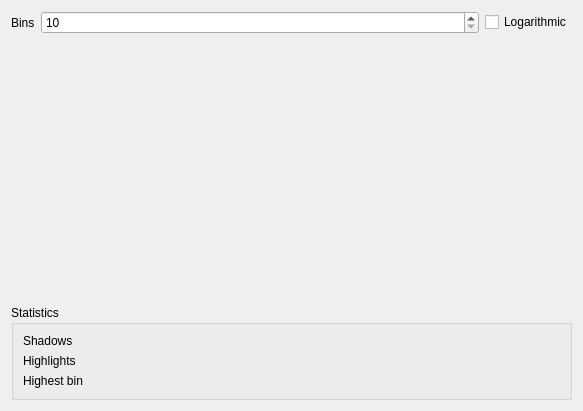
The window that src/widgets/histogramwidget.ui (GuLinux/PlanetaryImager) describes before a commit, drawn with Qt 5.
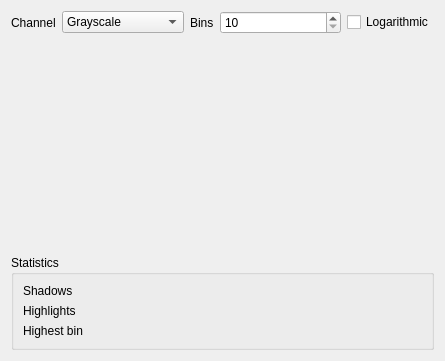
The same window after the commit.

Commit message: Multi channel histogram

Diff of the .ui file:
```diff
--- a/src/widgets/histogramwidget.ui
+++ b/src/widgets/histogramwidget.ui
@@ -6,67 +6,19 @@
    <rect>
     <x>0</x>
     <y>0</y>
-    <width>583</width>
-    <height>411</height>
+    <width>445</width>
+    <height>361</height>
    </rect>
   </property>
   <layout class="QGridLayout" name="gridLayout_2">
    <item row="0" column="0">
-    <widget class="QLabel" name="histogram_bins_label">
-     <property name="sizePolicy">
-      <sizepolicy hsizetype="Minimum" vsizetype="Preferred">
-       <horstretch>0</horstretch>
-       <verstretch>0</verstretch>
-      </sizepolicy>
-     </property>
+    <widget class="QLabel" name="label_4">
      <property name="text">
-      <string>Bins</string>
+      <string>Channel</string>
      </property>
     </widget>
    </item>
-   <item row="0" column="1">
-    <widget class="QSpinBox" name="histogram_bins">
-     <property name="sizePolicy">
-      <sizepolicy hsizetype="Minimum" vsizetype="Fixed">
-       <horstretch>1</horstretch>
-       <verstretch>0</verstretch>
-      </sizepolicy>
-     </property>
-     <property name="whatsThis">
-      <string>&lt;html&gt;&lt;head/&gt;&lt;body&gt;&lt;p&gt;Number of bins to use.&lt;/p&gt;&lt;/body&gt;&lt;/html&gt;</string>
-     </property>
-     <property name="minimum">
-      <number>10</number>
-     </property>
-     <property name="maximum">
-      <number>256</number>
-     </property>
-    </widget>
-   </item>
-   <item row="0" column="2">
-    <widget class="QCheckBox" name="histogram_logarithmic">
-     <property name="text">
-      <string>Logarithmic</string>
-     </property>
-    </widget>
-   </item>
-   <item row="1" column="0" colspan="3">
-    <widget class="QLabel" name="histogram_plot">
-     <property name="sizePolicy">
-      <sizepolicy hsizetype="Ignored" vsizetype="Ignored">
-       <horstretch>0</horstretch>
-       <verstretch>1</verstretch>
-      </sizepolicy>
-     </property>
-     <property name="text">
-      <string/>
-     </property>
-     <property name="scaledContents">
-      <bool>true</bool>
-     </property>
-    </widget>
-   </item>
-   <item row="2" column="0" colspan="3">
+   <item row="2" column="0" colspan="5">
     <widget class="QGroupBox" name="groupBox">
      <property name="title">
       <string>Statistics</string>
@@ -150,6 +102,91 @@
      </layout>
     </widget>
    </item>
+   <item row="1" column="0" colspan="5">
+    <widget class="QLabel" name="histogram_plot">
+     <property name="sizePolicy">
+      <sizepolicy hsizetype="Ignored" vsizetype="Ignored">
+       <horstretch>0</horstretch>
+       <verstretch>1</verstretch>
+      </sizepolicy>
+     </property>
+     <property name="text">
+      <string/>
+     </property>
+     <property name="scaledContents">
+      <bool>true</bool>
+     </property>
+    </widget>
+   </item>
+   <item row="0" column="2">
+    <widget class="QLabel" name="histogram_bins_label">
+     <property name="sizePolicy">
+      <sizepolicy hsizetype="Minimum" vsizetype="Preferred">
+       <horstretch>0</horstretch>
+       <verstretch>0</verstretch>
+      </sizepolicy>
+     </property>
+     <property name="text">
+      <string>Bins</string>
+     </property>
+    </widget>
+   </item>
+   <item row="0" column="3">
+    <widget class="QSpinBox" name="histogram_bins">
+     <property name="sizePolicy">
+      <sizepolicy hsizetype="Minimum" vsizetype="Fixed">
+       <horstretch>1</horstretch>
+       <verstretch>0</verstretch>
+      </sizepolicy>
+     </property>
+     <property name="whatsThis">
+      <string>&lt;html&gt;&lt;head/&gt;&lt;body&gt;&lt;p&gt;Number of bins to use.&lt;/p&gt;&lt;/body&gt;&lt;/html&gt;</string>
+     </property>
+     <property name="minimum">
+      <number>10</number>
+     </property>
+     <property name="maximum">
+      <number>256</number>
+     </property>
+    </widget>
+   </item>
+   <item row="0" column="4">
+    <widget class="QCheckBox" name="histogram_logarithmic">
+     <property name="text">
+      <string>Logarithmic</string>
+     </property>
+    </widget>
+   </item>
+   <item row="0" column="1">
+    <widget class="QComboBox" name="channel">
+     <property name="sizePolicy">
+      <sizepolicy hsizetype="Preferred" vsizetype="Fixed">
+       <horstretch>1</horstretch>
+       <verstretch>0</verstretch>
+      </sizepolicy>
+     </property>
+     <item>
+      <property name="text">
+       <string>Grayscale</string>
+      </property>
+     </item>
+     <item>
+      <property name="text">
+       <string>Red</string>
+      </property>
+     </item>
+     <item>
+      <property name="text">
+       <string>Green</string>
+      </property>
+     </item>
+     <item>
+      <property name="text">
+       <string>Blue</string>
+      </property>
+     </item>
+    </widget>
+   </item>
   </layout>
  </widget>
  <resources/>
```
The commit also changes 3 other files.
